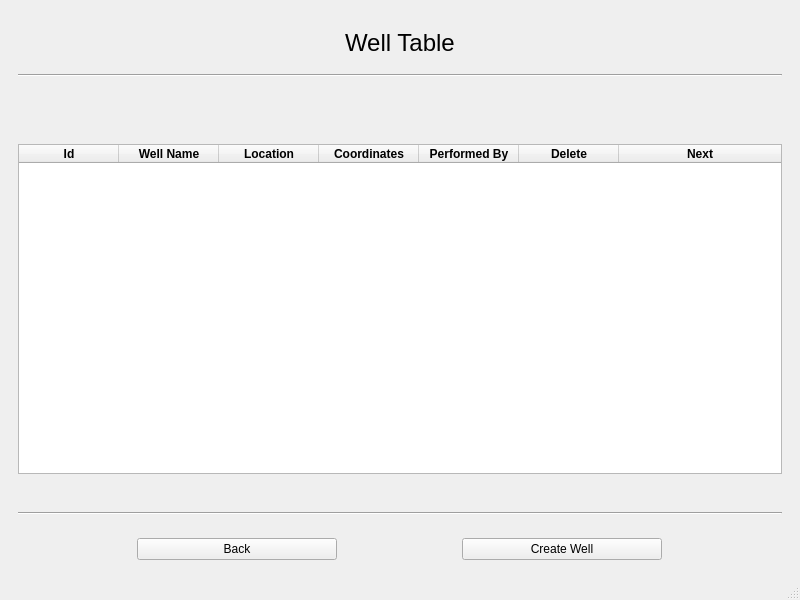
The window that well_table.ui (dhairyashil-G/CGWB-Desktop-App) describes before a commit, drawn with Qt 5.
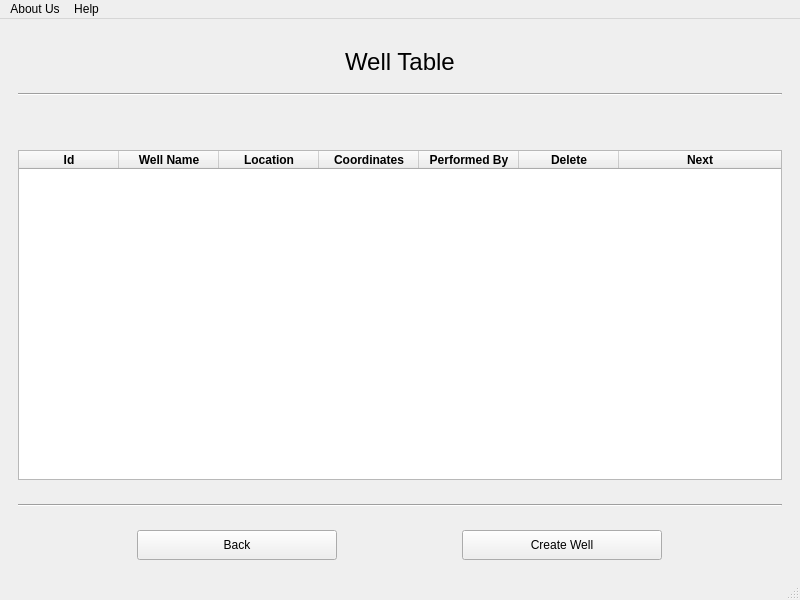
The same window after the commit.

What changed in the file:
```diff
--- a/well_table.ui
+++ b/well_table.ui
@@ -211,6 +211,12 @@
       <layout class="QHBoxLayout" name="horizontalLayout_3">
        <item>
         <widget class="QPushButton" name="back_button">
+         <property name="minimumSize">
+          <size>
+           <width>100</width>
+           <height>30</height>
+          </size>
+         </property>
          <property name="maximumSize">
           <size>
            <width>200</width>
@@ -224,6 +230,12 @@
        </item>
        <item>
         <widget class="QPushButton" name="create_well_button">
+         <property name="minimumSize">
+          <size>
+           <width>100</width>
+           <height>30</height>
+          </size>
+         </property>
          <property name="maximumSize">
           <size>
            <width>200</width>
@@ -249,6 +261,18 @@
      <height>21</height>
     </rect>
    </property>
+   <widget class="QMenu" name="menuAbout">
+    <property name="title">
+     <string>About Us</string>
+    </property>
+   </widget>
+   <widget class="QMenu" name="menuHelp">
+    <property name="title">
+     <string>Help</string>
+    </property>
+   </widget>
+   <addaction name="menuAbout"/>
+   <addaction name="menuHelp"/>
   </widget>
   <widget class="QStatusBar" name="statusbar"/>
  </widget>
```
